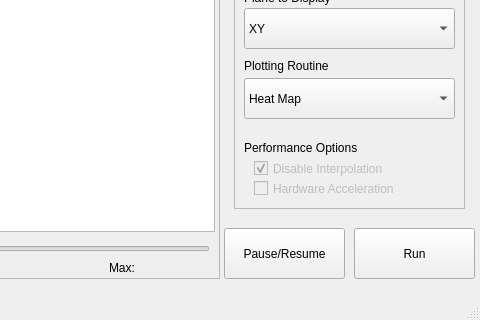
Qt form REDonFDTDGUI/mainwindow.ui (JBlack93/REDonFDTD) before a commit; both pictures show x 266 to 746 and y 191 to 511 of the 746 by 511 pixel window.
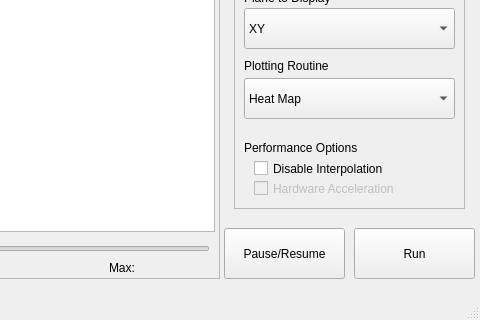
The same form after that commit.

Commit message: Add interpolation option to GUI option window

Patch:
```diff
--- a/REDonFDTDGUI/mainwindow.ui
+++ b/REDonFDTDGUI/mainwindow.ui
@@ -205,7 +205,7 @@
     </widget>
     <widget class="QCheckBox" name="interpCheckBox">
      <property name="enabled">
-      <bool>false</bool>
+      <bool>true</bool>
      </property>
      <property name="geometry">
       <rect>
@@ -222,7 +222,7 @@
       <string notr="true">Disable Interpolation</string>
      </property>
      <property name="checked">
-      <bool>true</bool>
+      <bool>false</bool>
      </property>
     </widget>
     <widget class="QCheckBox" name="cudaCheckBox">
```
The commit also changes 6 other files.
